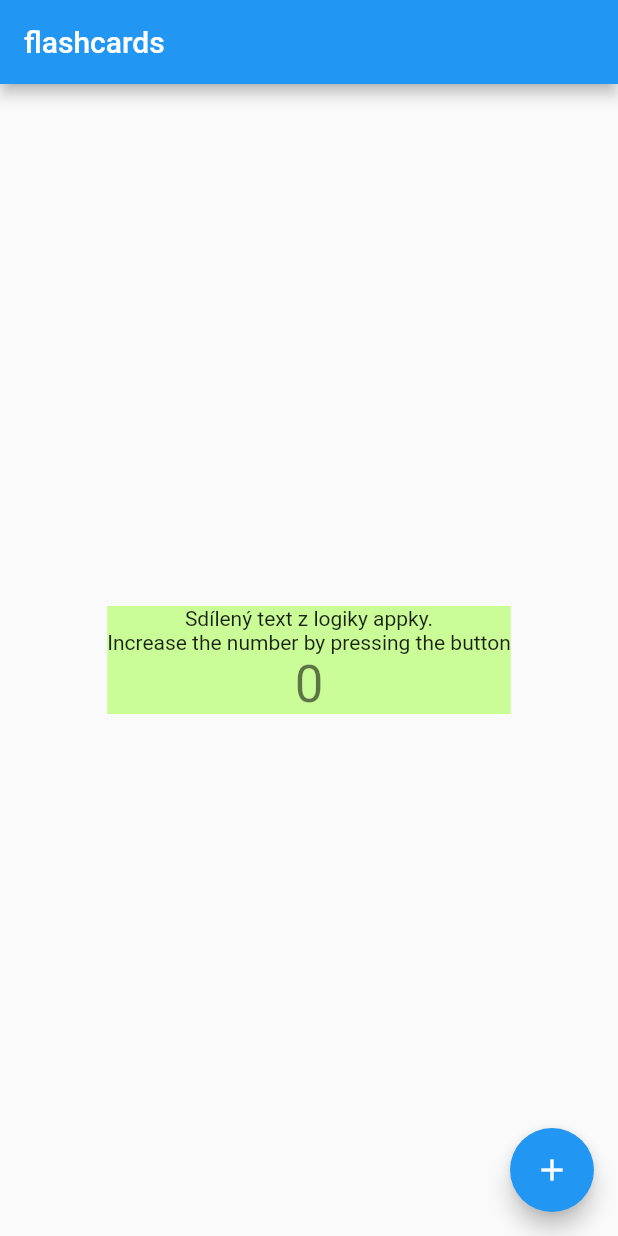
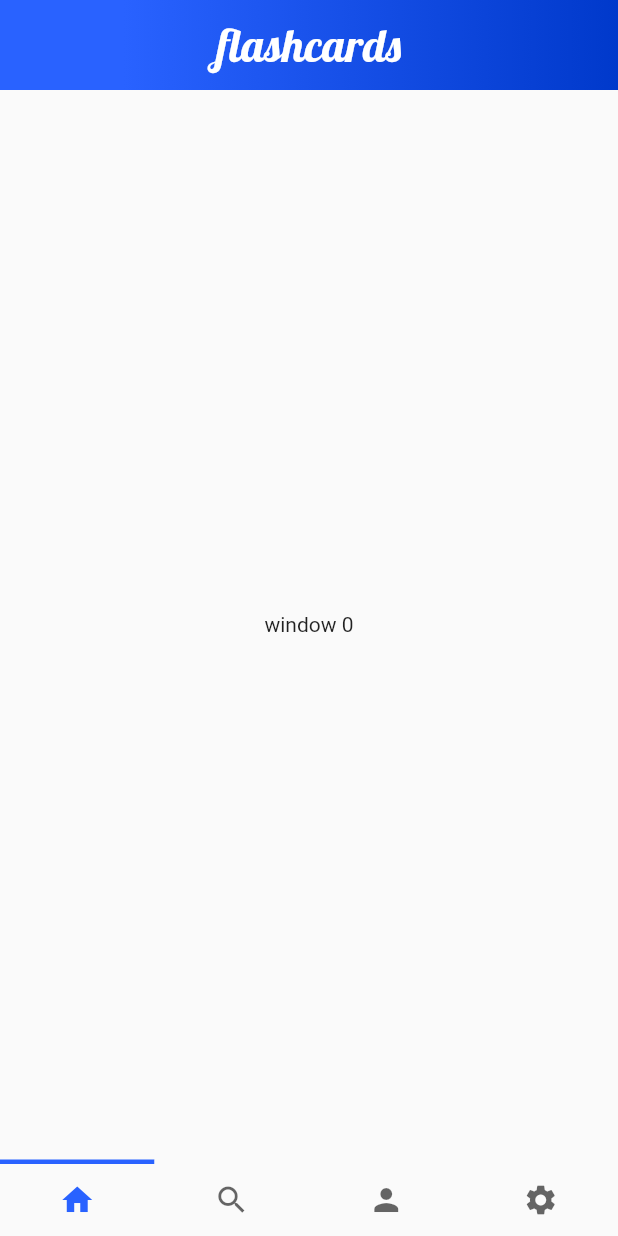
Before and after one commit to tenhobi/flashcards, a Flutter app: the screen it shows after launch, on a phone screen of 412 x 824 dp. Run offline on Flutter 3.47's test engine with Material 2 defaults, Android fonts, the phone set to English and light mode, and no system bars; missing offline and left inert: angular.

Commit message:
Initial flutter UI draft

```diff
--- /dev/null
+++ b/flutter/lib/home_page.dart
@@ -0,0 +1,114 @@
+import 'package:flutter/material.dart';
+
+class HomePage extends StatefulWidget {
+  final double myHeight = 60.0;
+
+  @override
+  State<StatefulWidget> createState() => new _HomePageState();
+}
+
+class _HomePageState extends State<HomePage> {
+  @override
+  Widget build(BuildContext context) {
+    return new Container(
+      color: Theme.of(context).scaffoldBackgroundColor,
+      child: new Column(
+        children: <Widget>[
+          _buildAppBar(context),
+          new Expanded(
+            child: _buildContent(context),
+          ),
+          _buildMenu(context),
+        ],
+      ),
+    );
+  }
+
+  Widget _buildButton(BuildContext context, IconData icon, int id) {
+    return new GestureDetector(
+      onTap: () {
+        setState(() {
+          active = id;
+        });
+      },
+      child: new Container(
+        color: Theme.of(context).scaffoldBackgroundColor,
+        child: new Column(
+          children: <Widget>[
+            new Container(
+              height: 3.0,
+              color: active == id ? new Color(0xff2962ff) : Colors.transparent,
+            ),
+            new Container(
+              padding: new EdgeInsets.only(top: 12.0, bottom: 12.0),
+              child: new Icon(
+                icon,
+                color: active == id
+                    ? new Color(0xff2962ff)
+                    : Theme.of(context).hintColor,
+              ),
+            ),
+          ],
+        ),
+      ),
+    );
+  }
+
+  int active = 0;
+
+  Widget _buildMenu(BuildContext context) {
+    return new Container(
+      child: new Row(
+        children: <Widget>[
+          new Expanded(child: _buildButton(context, Icons.home, 0)),
+          new Expanded(child: _buildButton(context, Icons.search, 1)),
+          new Expanded(child: _buildButton(context, Icons.person, 2)),
+          new Expanded(child: _buildButton(context, Icons.settings, 3)),
+        ],
+      ),
+    );
+  }
+
+  Widget _buildContent(BuildContext context) {
+    return new Container(
+      child: new Center(
+        child: new Text(
+          'window $active',
+        ),
+      ),
+    );
+  }
+
+  Widget _buildAppBar(BuildContext context) {
+    final double statusBarHeight = MediaQuery.of(context).padding.top;
+
+    return new Container(
+      padding: new EdgeInsets.only(top: statusBarHeight),
+      decoration: new BoxDecoration(
+        gradient: new LinearGradient(
+          colors: <Color>[
+            new Color(0xff2962ff),
+            new Color(0xff0039cb),
+          ],
+          begin: const FractionalOffset(0.0, 0.0),
+          end: const FractionalOffset(1.0, 0.0),
+          stops: <double>[0.20, 1.0],
+          tileMode: TileMode.clamp,
+        ),
+      ),
+      width: MediaQuery.of(context).size.width,
+      height: MediaQuery.of(context).padding.top + widget.myHeight,
+      child: new Center(
+        child: new Text(
+          'flashcards',
+          style: new TextStyle(
+            fontFamily: 'Lobster',
+            color: Colors.white,
+            fontWeight: FontWeight.normal,
+            fontSize: 30.0,
+          ),
+        ),
+      ),
+    );
+  }
+}
--- a/flutter/lib/main.dart
+++ b/flutter/lib/main.dart
@@ -1,5 +1,5 @@
+import 'package:flashcards_flutter/home_page.dart';
 import 'package:flutter/material.dart';
-import 'package:flashcards_logic/flashcards.dart';
 
 void main() => runApp(new MyApp());
 
@@ -11,69 +11,8 @@ class MyApp extends StatelessWidget {
       theme: new ThemeData(
         primarySwatch: Colors.blue,
       ),
-      home: new MyHomePage(title: 'flashcards'),
-    );
-  }
-}
-
-class MyHomePage extends StatefulWidget {
-  MyHomePage({Key key, this.title}) : super(key: key);
-  final String title;
-  @override
-  _MyHomePageState createState() => new _MyHomePageState();
-}
-
-class _MyHomePageState extends State<MyHomePage> {
-  int _counter = 0;
-
-  void _incrementCounter() {
-    setState(() {
-      _counter++;
-    });
-  }
-
-  void _decrementCounter() {
-    setState(() {
-      _counter--;
-    });
-  }
-
-  @override
-  Widget build(BuildContext context) {
-    return new Scaffold(
-      appBar: new AppBar(
-        title: new Text(widget.title),
-      ),
-      body: new GestureDetector(
-        onTap: _decrementCounter,
-        child: new Center(
-          child: new Container(
-            //alignment: Alignment.bottomRight,
-            color: new Color.fromARGB(100, 128, 255, 0),
-            child: new Column(
-              mainAxisSize: MainAxisSize.min,
-              crossAxisAlignment: CrossAxisAlignment.center,
-              mainAxisAlignment: MainAxisAlignment.center,
-              children: <Widget>[
-                new Text(flashcardsMotto
-                    //'Decrease the number by tapping on the green.',
-                    ),
-                new Text(
-                  'Increase the number by pressing the button',
-                ),
-                new Text(
-                  '$_counter',
-                  style: Theme.of(context).textTheme.display1,
-                ),
-              ],
-            ),
-          ),
-        ),
-      ),
-      floatingActionButton: new FloatingActionButton(
-        onPressed: _incrementCounter,
-        tooltip: 'Increment',
-        child: new Icon(Icons.add),
+      home: new Scaffold(
+        body: new HomePage(),
       ),
     );
   }
--- a/flutter/pubspec.yaml
+++ b/flutter/pubspec.yaml
@@ -19,3 +19,8 @@ dev_dependencies:
 
 flutter:
   uses-material-design: true
+  fonts:
+    - family: 'Lobster'
+      fonts:
+        - asset: assets/fonts/lobster-v20-latin-regular.ttf
+          weight: 400
```
Also changed, not shown: flutter/assets/fonts/lobster-v20-latin-regular.ttf (added).
